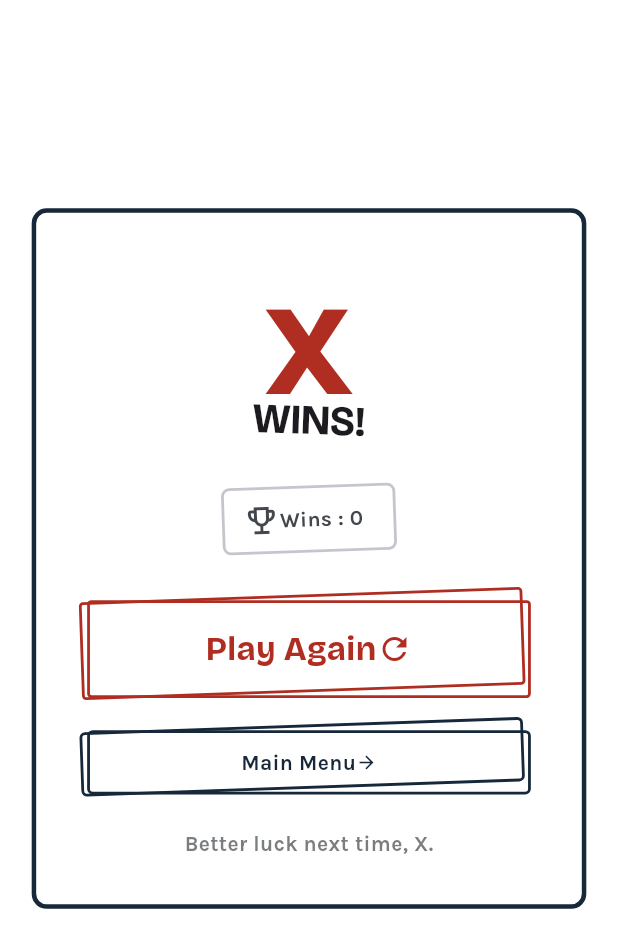
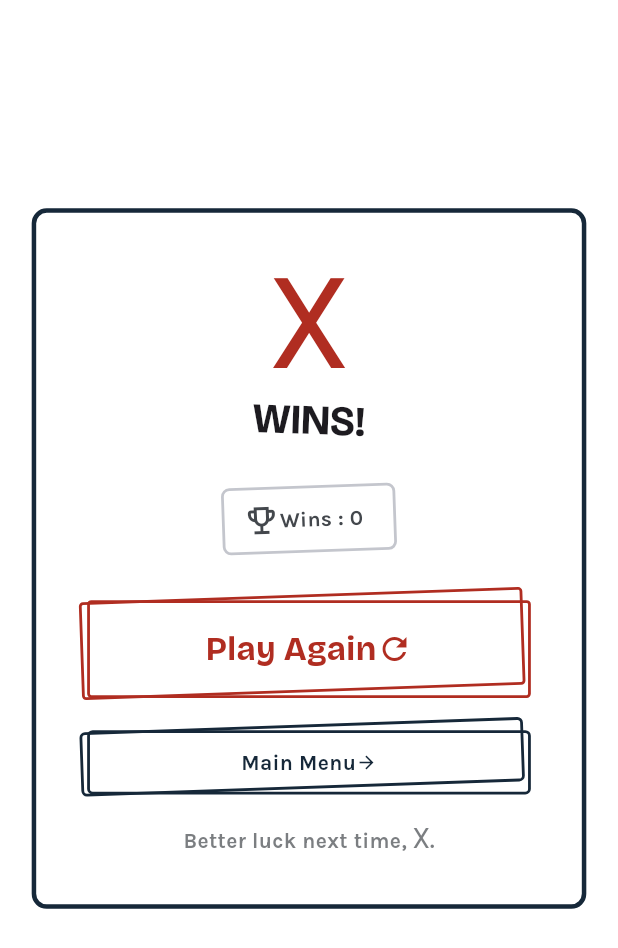
Before and after one commit to ujjwaltwitx/tic_tac_toe, a Flutter app: the GameOverScreen screen opened directly, on a phone screen of 412 x 824 dp. Shown: the top 948 px of the screen. Run offline on Flutter 3.47's test engine with Material 3 defaults, Android fonts, the phone set to English and light mode, and no system bars; our stand-ins replace audioplayers, flutter_bloc, flutter_local_notifications, flutter_timezone, google_mobile_ads, shared_preferences and 1 more; accounts and stored records are empty; Roboto replaces fonts that are missing (Patrick Hand).

Commit message:
#changes to the history screen and adds new fonts for X and O in Pencil like shape.

```diff
--- a/lib/feature/game/domain/day_history.dart
+++ b/lib/feature/game/domain/day_history.dart
@@ -3,11 +3,19 @@ class DayHistory {
     required this.date,
     required this.xWins,
     required this.oWins,
+    this.winsVsEasy = 0,
+    this.winsVsMedium = 0,
+    this.winsVsHard = 0,
+    this.winsVsFriend = 0,
   });
 
   final String date;
   final int xWins;
   final int oWins;
+  final int winsVsEasy;
+  final int winsVsMedium;
+  final int winsVsHard;
+  final int winsVsFriend;
 
   String get title {
     if (xWins > oWins) {
@@ -19,21 +27,43 @@ class DayHistory {
     return 'Draw';
   }
 
-  Map<String, dynamic> toJson() => {'xWins': xWins, 'oWins': oWins};
+  Map<String, dynamic> toJson() => {
+    'xWins': xWins,
+    'oWins': oWins,
+    'winsVsEasy': winsVsEasy,
+    'winsVsMedium': winsVsMedium,
+    'winsVsHard': winsVsHard,
+    'winsVsFriend': winsVsFriend,
+  };
 
   factory DayHistory.fromJson(String date, Map<String, dynamic> json) {
     return DayHistory(
       date: date,
       xWins: json['xWins'] as int? ?? 0,
       oWins: json['oWins'] as int? ?? 0,
+      winsVsEasy: json['winsVsEasy'] as int? ?? 0,
+      winsVsMedium: json['winsVsMedium'] as int? ?? 0,
+      winsVsHard: json['winsVsHard'] as int? ?? 0,
+      winsVsFriend: json['winsVsFriend'] as int? ?? 0,
     );
   }
 
-  DayHistory copyWith({int? xWins, int? oWins}) {
+  DayHistory copyWith({
+    int? xWins,
+    int? oWins,
+    int? winsVsEasy,
+    int? winsVsMedium,
+    int? winsVsHard,
+    int? winsVsFriend,
+  }) {
     return DayHistory(
       date: date,
       xWins: xWins ?? this.xWins,
       oWins: oWins ?? this.oWins,
+      winsVsEasy: winsVsEasy ?? this.winsVsEasy,
+      winsVsMedium: winsVsMedium ?? this.winsVsMedium,
+      winsVsHard: winsVsHard ?? this.winsVsHard,
+      winsVsFriend: winsVsFriend ?? this.winsVsFriend,
     );
   }
 }
--- a/lib/feature/game/domain/ports/game_progress_port.dart
+++ b/lib/feature/game/domain/ports/game_progress_port.dart
@@ -1,3 +1,5 @@
+import '../bot_difficulty.dart';
+import '../game_mode.dart';
 import '../game_progress.dart';
 
 abstract interface class GameProgressPort {
@@ -7,5 +9,7 @@ abstract interface class GameProgressPort {
   Future<int> recordFinishedGame({
     required String winner,
     required bool isDraw,
+    required GameMode mode,
+    required BotDifficulty difficulty,
   });
 }
--- a/lib/feature/game/presentation/cubit/game_state.dart
+++ b/lib/feature/game/presentation/cubit/game_state.dart
@@ -33,4 +33,10 @@ class GameState {
       !isGameFinished &&
       !isCpuThinking &&
       (mode == GameMode.vsFriend || currentPlayer == 'X');
+
+  bool get hasStarted =>
+      board.any((row) => row.any((cell) => cell.isNotEmpty));
+
+  bool get canChangeDifficulty =>
+      mode == GameMode.vsCpu && (!hasStarted || isGameFinished);
 }
--- a/lib/feature/game/ui/screens/game_over_screen.dart
+++ b/lib/feature/game/ui/screens/game_over_screen.dart
@@ -52,16 +52,15 @@ class GameOverScreen extends StatelessWidget {
                         isDraw ? '=' : (winner.isEmpty ? 'X' : winner),
                         style: TextStyle(
                           fontSize: 84,
-                          fontFamily: CustomThemeData.fontFamilyKarla,
+                          height: 1,
+                          fontFamily: isDraw
+                              ? CustomThemeData.fontFamilyKarla
+                              : CustomThemeData.fontFamilyPatrickHand,
                           color: isDraw
                               ? const Color(0xff162839)
                               : CustomThemeData.colorForMark(
                                   winner.isEmpty ? 'X' : winner,
                                 ),
-                          fontVariations: [
-                            FontVariation('opsz', 84),
-                            FontVariation('wght', 800),
-                          ],
                         ),
                       ),
                     ),
@@ -250,15 +249,31 @@ class GameOverScreen extends StatelessWidget {
                     ),
                     Positioned(
                       bottom: Positioning.getActualDeviceHeight(33),
-                      child: Text(
-                        isDraw
-                            ? "It's a draw."
-                            : "Better luck next time, ${winner == 'X' ? 'O' : 'X'}.",
-                        style: TextStyle(
-                          fontSize: 14,
-                          fontFamily: CustomThemeData.fontFamilyKarla,
-                          color: Color(0xff43474c).withValues(alpha: 0.7),
-                          fontWeight: FontWeight.bold,
+                      child: Text.rich(
+                        TextSpan(
+                          style: TextStyle(
+                            fontSize: 14,
+                            fontFamily: CustomThemeData.fontFamilyKarla,
+                            color: Color(0xff43474c).withValues(alpha: 0.7),
+                            fontWeight: FontWeight.bold,
+                          ),
+                          children: isDraw
+                              ? const [TextSpan(text: "It's a draw.")]
+                              : [
+                                  const TextSpan(
+                                    text: 'Better luck next time, ',
+                                  ),
+                                  TextSpan(
+                                    text: winner == 'X' ? 'O' : 'X',
+                                    style: const TextStyle(
+                                      fontFamily:
+                                          CustomThemeData.fontFamilyPatrickHand,
+                                      fontWeight: FontWeight.normal,
+                                      fontSize: 18,
+                                    ),
+                                  ),
+                                  const TextSpan(text: '.'),
+                                ],
                         ),
                       ),
                     ),
--- a/lib/feature/game/ui/widgets/game_board_widget.dart
+++ b/lib/feature/game/ui/widgets/game_board_widget.dart
@@ -89,8 +89,9 @@ class Cell extends StatelessWidget {
         child: Text(
           mark,
           style: TextStyle(
-            fontSize: 40,
-            fontWeight: FontWeight.bold,
+            fontSize: 48,
+            height: 1,
+            fontFamily: CustomThemeData.fontFamilyPatrickHand,
             color: CustomThemeData.colorForMark(mark),
           ),
         ),
--- a/lib/shared/custom_theme_data.dart
+++ b/lib/shared/custom_theme_data.dart
@@ -8,6 +8,7 @@ class CustomThemeData {
 
   static const String fontFamilyBricolage = "Bricolage Grotesque";
   static const String fontFamilyKarla = "Karla";
+  static const String fontFamilyPatrickHand = "Patrick Hand";
 
   static const Color markX = Color(0xffb02d21);
   static const Color markO = Color(0xff162839);
```
Also changed, not shown: lib/feature/game/data/shared_preferences_game_progress_repository.dart (+26 -4 lines), lib/feature/game/presentation/cubit/game_cubit.dart (+18 -3 lines), lib/feature/game/ui/screens/game_screen.dart (+44 -26 lines), lib/feature/game/ui/screens/games_history_screen.dart (+90 -7 lines), assets/fonts/PatrickHand-Regular.ttf (added).
